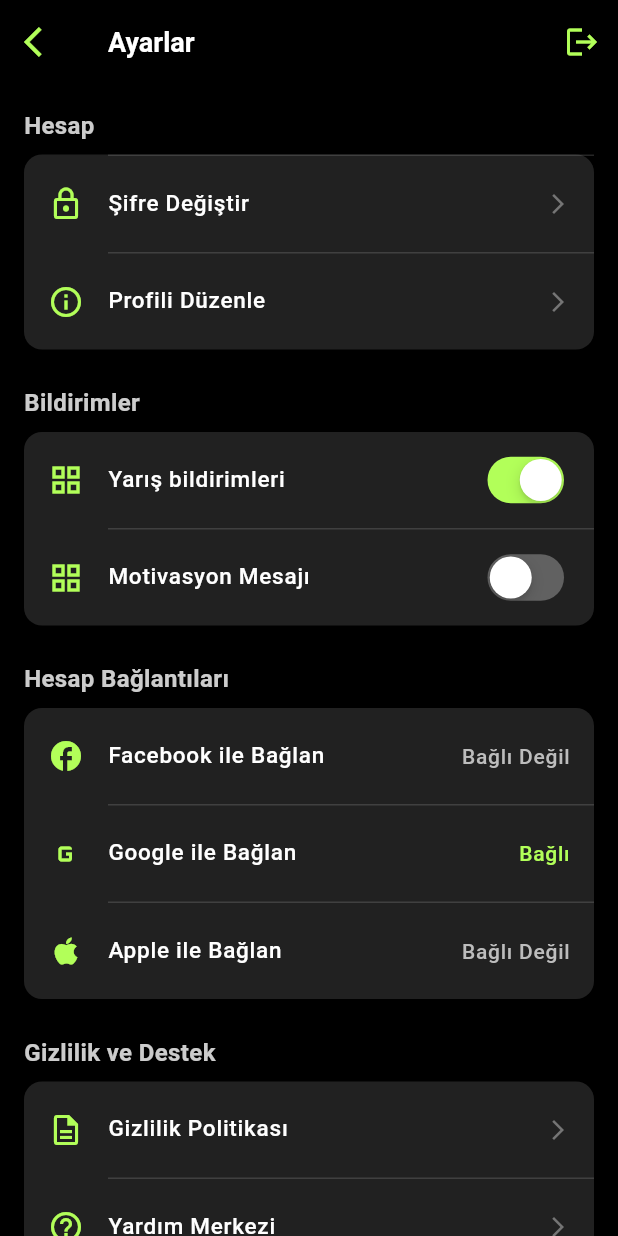
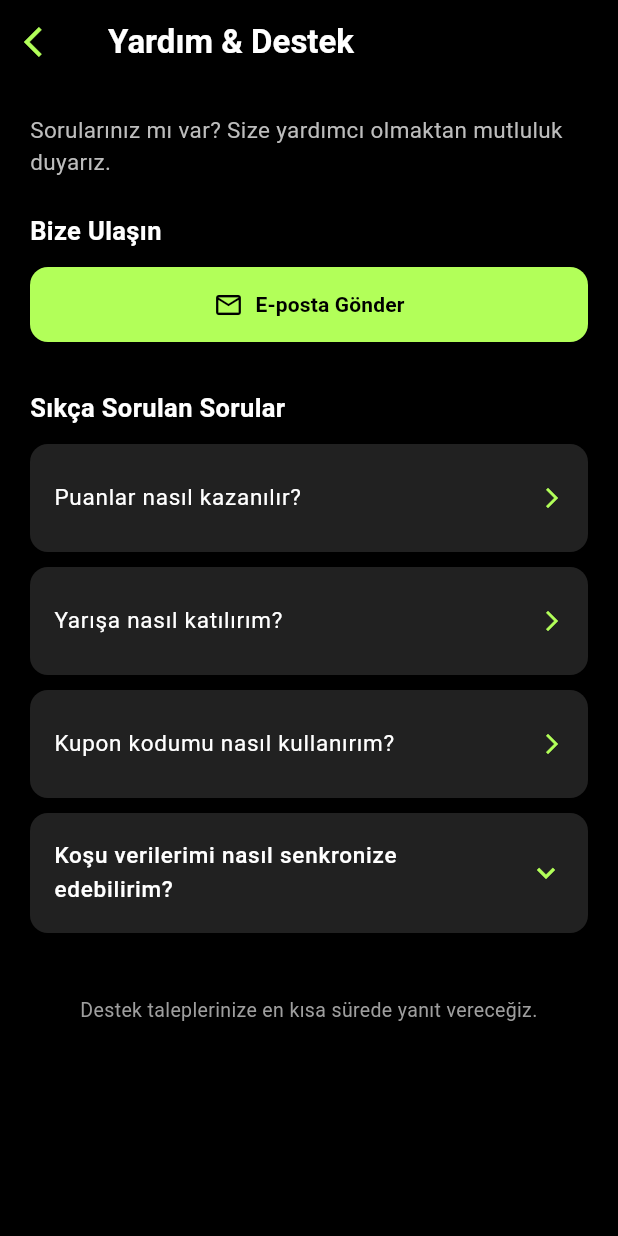
Before and after one commit to ardacelik07/MovliqFlutter, a Flutter app: the SettingsScreen screen opened directly, after a tap on "Yardım Merkezi", on a phone screen of 412 x 824 dp. Run offline on Flutter 3.47's test engine with Material 3 defaults, Android fonts, the phone set to English and light mode, and no system bars; our stand-ins replace avatar_glow, cached_network_image, fl_chart, flutter_riverpod, flutter_svg, font_awesome_flutter and 12 more; missing offline and left inert: dart:ffi, signalr_netcore; accounts and stored records are empty; generated files the repository leaves out were written again.

Commit message:
privacy and policy and help

```diff
--- /dev/null
+++ b/lib/features/auth/presentation/screens/help_screen.dart
@@ -0,0 +1,238 @@
+import 'package:flutter/material.dart';
+import 'package:flutter_riverpod/flutter_riverpod.dart';
+// import 'package:url_launcher/url_launcher.dart'; // E-posta için gerekebilir
+
+// Email gönderme fonksiyonunu widget dışında tanımla
+Future<void> _launchEmail() async {
+  // const String email = 'destek@example.com'; // TODO: Replace with actual support email
+  // final Uri emailLaunchUri = Uri(
+  //   scheme: 'mailto',
+  //   path: email,
+  //   query: 'subject=Yardım Talebi&body=Merhaba,',
+  // );
+  // try {
+  //   await launchUrl(emailLaunchUri);
+  // } catch (e) {
+  //   print('Could not launch email: $e');
+  //   // Show error to user
+  // }
+  print('Email button pressed'); // Placeholder action
+}
+
+class HelpScreen extends ConsumerWidget {
+  const HelpScreen({super.key});
+
+  // Renkler ve FAQ verisi artık build metodunda tanımlanacak
+  // --- Theme Colors (Match other screens) ---
+  // final Color _backgroundColor = Colors.black;
+  // final Color _cardColor = Colors.grey[900]!;
+  // final Color _textColor = Colors.white;
+  // final Color _secondaryTextColor = Colors.grey[400]!;
+  // final Color _accentColor = const Color(0xFFB2FF59); // Light green accent
+  // final Color _labelColor = Colors.grey[500]!;
+
+  // Placeholder FAQ data
+  // final List<Map<String, dynamic>> _faqs = [...];
+
+  @override
+  Widget build(BuildContext context, WidgetRef ref) {
+    // Renkleri ve FAQ'ları burada tanımla
+    final Color backgroundColor = Colors.black;
+    final Color cardColor = Colors.grey[900]!;
+    final Color textColor = Colors.white;
+    final Color secondaryTextColor = Colors.grey[400]!;
+    final Color accentColor = const Color(0xFFB2FF59);
+    final Color labelColor = Colors.grey[500]!;
+
+    final List<Map<String, dynamic>> faqs = [
+      {
+        'question': 'Puanlar nasıl kazanılır?',
+        'answer': 'Puan kazanma detayları burada açıklanacak.',
+        'isExpanded': false,
+      },
+      {
+        'question': 'Yarışa nasıl katılırım?',
+        'answer': 'Yarışa katılım adımları burada yer alacak.',
+        'isExpanded': false,
+      },
+      {
+        'question': 'Kupon kodumu nasıl kullanırım?',
+        'answer': 'Kupon kodu kullanımı hakkında bilgi burada olacak.',
+        'isExpanded': false,
+      },
+      {
+        'question': 'Koşu verilerimi nasıl senkronize edebilirim?',
+        'answer':
+            'Lorem Ipsum is simply dummy text of the printing and typesetting industry. Lorem Ipsum has been the industry\'s standard dummy text ever since the 1500s, when an unknown printer took a galley of type and scrambled it to make a type specimen book.',
+        'isExpanded': true, // This one is expandable
+      },
+    ];
+
+    return Scaffold(
+      backgroundColor: backgroundColor,
+      appBar: AppBar(
+        title: Text('Yardım & Destek',
+            style: TextStyle(color: textColor, fontWeight: FontWeight.bold)),
+        backgroundColor: backgroundColor,
+        elevation: 0,
+        iconTheme: IconThemeData(color: accentColor),
+        leading: IconButton(
+          icon: Icon(Icons.arrow_back_ios, color: accentColor),
+          onPressed: () => Navigator.of(context).pop(),
+        ),
+      ),
+      body: SingleChildScrollView(
+        padding: const EdgeInsets.all(20.0),
+        child: Column(
+          crossAxisAlignment: CrossAxisAlignment.start,
+          children: [
+            Text(
+              'Sorularınız mı var? Size yardımcı olmaktan mutluluk duyarız.',
+              style: TextStyle(color: secondaryTextColor, fontSize: 15),
+            ),
+            const SizedBox(height: 24),
+            _buildSectionTitle('Bize Ulaşın', textColor), // Pass color
+            ElevatedButton.icon(
+              onPressed: _launchEmail, // Global fonksiyonu çağır
+              icon:
+                  Icon(Icons.email_outlined, color: backgroundColor, size: 20),
+              label: Text('E-posta Gönder',
+                  style: TextStyle(
+                      fontWeight: FontWeight.bold, color: backgroundColor)),
+              style: ElevatedButton.styleFrom(
+                backgroundColor: accentColor,
+                foregroundColor: backgroundColor,
+                minimumSize: const Size(double.infinity, 50),
+                shape: RoundedRectangleBorder(
+                  borderRadius: BorderRadius.circular(12),
+                ),
+                padding: const EdgeInsets.symmetric(vertical: 14),
+              ),
+            ),
+            const SizedBox(height: 32),
+            _buildSectionTitle(
+                'Sıkça Sorulan Sorular', textColor), // Pass color
+            // Build FAQ items
+            ListView.builder(
+              shrinkWrap: true,
+              physics: const NeverScrollableScrollPhysics(),
+              itemCount: faqs.length, // build metodu içindeki listeyi kullan
+              itemBuilder: (context, index) {
+                final faq = faqs[index];
+                if (faq['isExpanded']) {
+                  return _buildFaqExpansionTile(
+                    faq['question'],
+                    faq['answer'],
+                    cardColor, // Pass color
+                    textColor, // Pass color
+                    secondaryTextColor, // Pass color
+                    accentColor, // Pass color
+                  );
+                } else {
+                  return _buildFaqNavigationTile(
+                    faq['question'],
+                    cardColor, // Pass color
+                    textColor, // Pass color
+                    accentColor, // Pass color
+                  );
+                }
+              },
+            ),
+
+            const SizedBox(height: 32),
+            Center(
+              child: Text(
+                'Destek taleplerinize en kısa sürede yanıt vereceğiz.',
+                style: TextStyle(color: labelColor, fontSize: 13),
+                textAlign: TextAlign.center,
+              ),
+            ),
+          ],
+        ),
+      ),
+    );
+  }
+
+  // Helper widget'lar artık renkleri parametre olarak almalı
+  Widget _buildSectionTitle(String title, Color textColor) {
+    return Padding(
+      padding: const EdgeInsets.only(bottom: 12.0),
+      child: Text(
+        title,
+        style: TextStyle(
+          color: textColor,
+          fontSize: 17,
+          fontWeight: FontWeight.w600,
+        ),
+      ),
+    );
+  }
+
+  // For non-expandable FAQ items
+  Widget _buildFaqNavigationTile(
+    String question,
+    Color cardColor,
+    Color textColor,
+    Color accentColor,
+  ) {
+    return Container(
+      margin: const EdgeInsets.only(bottom: 10.0),
+      decoration: BoxDecoration(
+        color: cardColor,
+        borderRadius: BorderRadius.circular(12.0),
+      ),
+      child: ListTile(
+        contentPadding:
+            const EdgeInsets.symmetric(horizontal: 16.0, vertical: 8.0),
+        title: Text(
+          question,
+          style: TextStyle(color: textColor, fontSize: 15),
+        ),
+        trailing: Icon(Icons.arrow_forward_ios, color: accentColor, size: 16),
+        onTap: () {
+          // TODO: Implement navigation or action for this FAQ
+          print('Tapped on: $question');
+        },
+      ),
+    );
+  }
+
+  // For expandable FAQ item
+  Widget _buildFaqExpansionTile(
+    String question,
+    String answer,
+    Color cardColor,
+    Color textColor,
+    Color secondaryTextColor,
+    Color accentColor,
+  ) {
+    return Container(
+      margin: const EdgeInsets.only(bottom: 10.0),
+      decoration: BoxDecoration(
+        color: cardColor,
+        borderRadius: BorderRadius.circular(12.0),
+      ),
+      child: ExpansionTile(
+        iconColor: accentColor,
+        collapsedIconColor: accentColor,
+        title: Text(
+          question,
+          style: TextStyle(
+              color: textColor, fontSize: 15, fontWeight: FontWeight.w500),
+        ),
+        childrenPadding:
+            const EdgeInsets.symmetric(horizontal: 16.0, vertical: 8.0)
+                .copyWith(top: 0),
+        tilePadding:
+            const EdgeInsets.symmetric(horizontal: 16.0, vertical: 8.0),
+        children: <Widget>[
+          Text(
+            answer,
+            style:
+                TextStyle(color: secondaryTextColor, fontSize: 14, height: 1.4),
+          ),
+        ],
+      ),
+    );
+  }
+}
--- a/lib/features/auth/presentation/screens/settings_screen.dart
+++ b/lib/features/auth/presentation/screens/settings_screen.dart
@@ -6,6 +6,8 @@ import '../screens/login_screen.dart';
 import 'package:flutter_svg/flutter_svg.dart'; // İkonlar için SVG importu
 import 'update_user_info_screen.dart';
 import 'change_password_screen.dart';
+import 'help_screen.dart';
+import 'privacy_policy_screen.dart';
 
 class SettingsScreen extends ConsumerStatefulWidget {
   const SettingsScreen({super.key});
@@ -209,7 +211,14 @@ class _SettingsScreenState extends ConsumerState<SettingsScreen> {
                   iconColor: iconColor,
                   title: 'Gizlilik Politikası',
                   textColor: textColor,
-                  onTap: () {},
+                  onTap: () {
+                    Navigator.push(
+                      context,
+                      MaterialPageRoute(
+                        builder: (context) => const PrivacyPolicyScreen(),
+                      ),
+                    );
+                  },
                 ),
                 _buildDivider(secondaryTextColor),
                 _buildNavigationTile(
@@ -217,7 +226,14 @@ class _SettingsScreenState extends ConsumerState<SettingsScreen> {
                   iconColor: iconColor,
                   title: 'Yardım Merkezi',
                   textColor: textColor,
-                  onTap: () {},
+                  onTap: () {
+                    Navigator.push(
+                      context,
+                      MaterialPageRoute(
+                        builder: (context) => const HelpScreen(),
+                      ),
+                    );
+                  },
                 ),
               ],
             ),
```
Also changed, not shown: lib/features/auth/presentation/screens/privacy_policy_screen.dart (added, +186 -0 lines).
